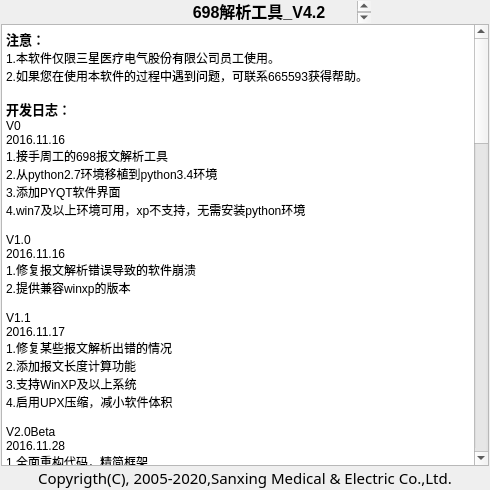
This is UI/about_window.ui in KayFelicities/698trans as Qt 5 draws it before an edit. The edited form follows.
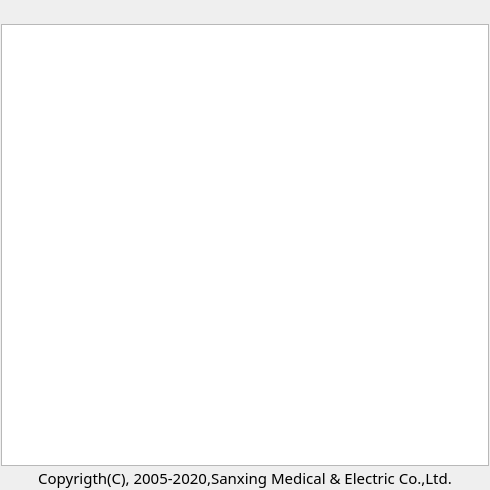
This is the edited form. Icons and pictures are not drawn.

Commit message: report confirm, other potimize, V4.3 finished

Diff of the .ui file:
```diff
--- a/UI/about_window.ui
+++ b/UI/about_window.ui
@@ -180,9 +180,7 @@
 &lt;html&gt;&lt;head&gt;&lt;meta name=&quot;qrichtext&quot; content=&quot;1&quot; /&gt;&lt;style type=&quot;text/css&quot;&gt;
 p, li { white-space: pre-wrap; }
 &lt;/style&gt;&lt;/head&gt;&lt;body style=&quot; font-family:'SimSun'; font-size:9pt; font-weight:400; font-style:normal;&quot;&gt;
-&lt;p align=&quot;center&quot; style=&quot; margin-top:0px; margin-bottom:5px; margin-left:0px; margin-right:0px; -qt-block-indent:0; text-indent:0px;&quot;&gt;&lt;span style=&quot; font-size:12pt; font-weight:600;&quot;&gt;698解析工具_V4.2&lt;/span&gt;&lt;/p&gt;
-&lt;p align=&quot;center&quot; style=&quot; margin-top:0px; margin-bottom:5px; margin-left:0px; margin-right:0px; -qt-block-indent:0; text-indent:0px;&quot;&gt;&lt;span style=&quot; font-size:12pt; font-weight:600;&quot;&gt;终端通信部内部测试版&lt;/span&gt;&lt;/p&gt;
-&lt;p align=&quot;center&quot; style=&quot; margin-top:0px; margin-bottom:5px; margin-left:0px; margin-right:0px; -qt-block-indent:0; text-indent:0px;&quot;&gt;&lt;span style=&quot; font-size:12pt; font-weight:600;&quot;&gt;2017.01&lt;/span&gt;&lt;/p&gt;&lt;/body&gt;&lt;/html&gt;</string>
+&lt;p align=&quot;center&quot; style=&quot;-qt-paragraph-type:empty; margin-top:0px; margin-bottom:5px; margin-left:0px; margin-right:0px; -qt-block-indent:0; text-indent:0px;&quot;&gt;&lt;br /&gt;&lt;/p&gt;&lt;/body&gt;&lt;/html&gt;</string>
         </property>
         <property name="textInteractionFlags">
          <set>Qt::NoTextInteraction</set>
@@ -217,112 +215,7 @@
 &lt;html&gt;&lt;head&gt;&lt;meta name=&quot;qrichtext&quot; content=&quot;1&quot; /&gt;&lt;style type=&quot;text/css&quot;&gt;
 p, li { white-space: pre-wrap; }
 &lt;/style&gt;&lt;/head&gt;&lt;body style=&quot; font-family:'SimSun'; font-size:9pt; font-weight:400; font-style:normal;&quot;&gt;
-&lt;p style=&quot; margin-top:0px; margin-bottom:0px; margin-left:0px; margin-right:0px; -qt-block-indent:0; text-indent:0px;&quot;&gt;&lt;span style=&quot; font-size:10pt; font-weight:600;&quot;&gt;注意：&lt;/span&gt;&lt;/p&gt;
-&lt;p style=&quot; margin-top:0px; margin-bottom:0px; margin-left:0px; margin-right:0px; -qt-block-indent:0; text-indent:0px;&quot;&gt;1.本软件仅限三星医疗电气股份有限公司员工使用。&lt;/p&gt;
-&lt;p style=&quot; margin-top:0px; margin-bottom:0px; margin-left:0px; margin-right:0px; -qt-block-indent:0; text-indent:0px;&quot;&gt;2.如果您在使用本软件的过程中遇到问题，可联系665593获得帮助。&lt;/p&gt;
-&lt;p style=&quot;-qt-paragraph-type:empty; margin-top:0px; margin-bottom:0px; margin-left:0px; margin-right:0px; -qt-block-indent:0; text-indent:0px;&quot;&gt;&lt;br /&gt;&lt;/p&gt;
-&lt;p style=&quot; margin-top:0px; margin-bottom:0px; margin-left:0px; margin-right:0px; -qt-block-indent:0; text-indent:0px;&quot;&gt;&lt;span style=&quot; font-size:10pt; font-weight:600;&quot;&gt;开发日志：&lt;/span&gt;&lt;/p&gt;
-&lt;p style=&quot; margin-top:0px; margin-bottom:0px; margin-left:0px; margin-right:0px; -qt-block-indent:0; text-indent:0px;&quot;&gt;V0&lt;/p&gt;
-&lt;p style=&quot; margin-top:0px; margin-bottom:0px; margin-left:0px; margin-right:0px; -qt-block-indent:0; text-indent:0px;&quot;&gt;2016.11.16&lt;/p&gt;
-&lt;p style=&quot; margin-top:0px; margin-bottom:0px; margin-left:0px; margin-right:0px; -qt-block-indent:0; text-indent:0px;&quot;&gt;1.接手周工的698报文解析工具&lt;/p&gt;
-&lt;p style=&quot; margin-top:0px; margin-bottom:0px; margin-left:0px; margin-right:0px; -qt-block-indent:0; text-indent:0px;&quot;&gt;2.从python2.7环境移植到python3.4环境&lt;/p&gt;
-&lt;p style=&quot; margin-top:0px; margin-bottom:0px; margin-left:0px; margin-right:0px; -qt-block-indent:0; text-indent:0px;&quot;&gt;3.添加PYQT软件界面&lt;/p&gt;
-&lt;p style=&quot; margin-top:0px; margin-bottom:0px; margin-left:0px; margin-right:0px; -qt-block-indent:0; text-indent:0px;&quot;&gt;4.win7及以上环境可用，xp不支持，无需安装python环境&lt;/p&gt;
-&lt;p style=&quot;-qt-paragraph-type:empty; margin-top:0px; margin-bottom:0px; margin-left:0px; margin-right:0px; -qt-block-indent:0; text-indent:0px;&quot;&gt;&lt;br /&gt;&lt;/p&gt;
-&lt;p style=&quot; margin-top:0px; margin-bottom:0px; margin-left:0px; margin-right:0px; -qt-block-indent:0; text-indent:0px;&quot;&gt;V1.0&lt;/p&gt;
-&lt;p style=&quot; margin-top:0px; margin-bottom:0px; margin-left:0px; margin-right:0px; -qt-block-indent:0; text-indent:0px;&quot;&gt;2016.11.16&lt;/p&gt;
-&lt;p style=&quot; margin-top:0px; margin-bottom:0px; margin-left:0px; margin-right:0px; -qt-block-indent:0; text-indent:0px;&quot;&gt;1.修复报文解析错误导致的软件崩溃&lt;/p&gt;
-&lt;p style=&quot; margin-top:0px; margin-bottom:0px; margin-left:0px; margin-right:0px; -qt-block-indent:0; text-indent:0px;&quot;&gt;2.提供兼容winxp的版本&lt;/p&gt;
-&lt;p style=&quot;-qt-paragraph-type:empty; margin-top:0px; margin-bottom:0px; margin-left:0px; margin-right:0px; -qt-block-indent:0; text-indent:0px;&quot;&gt;&lt;br /&gt;&lt;/p&gt;
-&lt;p style=&quot; margin-top:0px; margin-bottom:0px; margin-left:0px; margin-right:0px; -qt-block-indent:0; text-indent:0px;&quot;&gt;V1.1&lt;/p&gt;
-&lt;p style=&quot; margin-top:0px; margin-bottom:0px; margin-left:0px; margin-right:0px; -qt-block-indent:0; text-indent:0px;&quot;&gt;2016.11.17&lt;/p&gt;
-&lt;p style=&quot; margin-top:0px; margin-bottom:0px; margin-left:0px; margin-right:0px; -qt-block-indent:0; text-indent:0px;&quot;&gt;1.修复某些报文解析出错的情况&lt;/p&gt;
-&lt;p style=&quot; margin-top:0px; margin-bottom:0px; margin-left:0px; margin-right:0px; -qt-block-indent:0; text-indent:0px;&quot;&gt;2.添加报文长度计算功能&lt;/p&gt;
-&lt;p style=&quot; margin-top:0px; margin-bottom:0px; margin-left:0px; margin-right:0px; -qt-block-indent:0; text-indent:0px;&quot;&gt;3.支持WinXP及以上系统&lt;/p&gt;
-&lt;p style=&quot; margin-top:0px; margin-bottom:0px; margin-left:0px; margin-right:0px; -qt-block-indent:0; text-indent:0px;&quot;&gt;4.启用UPX压缩，减小软件体积&lt;/p&gt;
-&lt;p style=&quot;-qt-paragraph-type:empty; margin-top:0px; margin-bottom:0px; margin-left:0px; margin-right:0px; -qt-block-indent:0; text-indent:0px;&quot;&gt;&lt;br /&gt;&lt;/p&gt;
-&lt;p style=&quot; margin-top:0px; margin-bottom:0px; margin-left:0px; margin-right:0px; -qt-block-indent:0; text-indent:0px;&quot;&gt;V2.0Beta&lt;/p&gt;
-&lt;p style=&quot; margin-top:0px; margin-bottom:0px; margin-left:0px; margin-right:0px; -qt-block-indent:0; text-indent:0px;&quot;&gt;2016.11.28&lt;/p&gt;
-&lt;p style=&quot; margin-top:0px; margin-bottom:0px; margin-left:0px; margin-right:0px; -qt-block-indent:0; text-indent:0px;&quot;&gt;1.全面重构代码，精简框架&lt;/p&gt;
-&lt;p style=&quot; margin-top:0px; margin-bottom:0px; margin-left:0px; margin-right:0px; -qt-block-indent:0; text-indent:0px;&quot;&gt;2.优化解析内容&lt;/p&gt;
-&lt;p style=&quot; margin-top:0px; margin-bottom:0px; margin-left:0px; margin-right:0px; -qt-block-indent:0; text-indent:0px;&quot;&gt;3.优化软件界面，实现文本框大小自动跟随主窗口，简化界面元素，添加窗口图标&lt;/p&gt;
-&lt;p style=&quot; margin-top:0px; margin-bottom:0px; margin-left:0px; margin-right:0px; -qt-block-indent:0; text-indent:0px;&quot;&gt;4.添加CRC16校验功能&lt;/p&gt;
-&lt;p style=&quot; margin-top:0px; margin-bottom:0px; margin-left:0px; margin-right:0px; -qt-block-indent:0; text-indent:0px;&quot;&gt;5.添加安全传输明文解析&lt;/p&gt;
-&lt;p style=&quot;-qt-paragraph-type:empty; margin-top:0px; margin-bottom:0px; margin-left:0px; margin-right:0px; -qt-block-indent:0; text-indent:0px;&quot;&gt;&lt;br /&gt;&lt;/p&gt;
-&lt;p style=&quot; margin-top:0px; margin-bottom:0px; margin-left:0px; margin-right:0px; -qt-block-indent:0; text-indent:0px;&quot;&gt;V2.0Beta2&lt;/p&gt;
-&lt;p style=&quot; margin-top:0px; margin-bottom:0px; margin-left:0px; margin-right:0px; -qt-block-indent:0; text-indent:0px;&quot;&gt;2016.12.1&lt;/p&gt;
-&lt;p style=&quot; margin-top:0px; margin-bottom:0px; margin-left:0px; margin-right:0px; -qt-block-indent:0; text-indent:0px;&quot;&gt;1.修正Data中NULL类型的处理&lt;/p&gt;
-&lt;p style=&quot; margin-top:0px; margin-bottom:0px; margin-left:0px; margin-right:0px; -qt-block-indent:0; text-indent:0px;&quot;&gt;2.新增直接解析APDU的功能&lt;/p&gt;
-&lt;p style=&quot; margin-top:0px; margin-bottom:0px; margin-left:0px; margin-right:0px; -qt-block-indent:0; text-indent:0px;&quot;&gt;3.修复bit_string类型的解析问题&lt;/p&gt;
-&lt;p style=&quot;-qt-paragraph-type:empty; margin-top:0px; margin-bottom:0px; margin-left:0px; margin-right:0px; -qt-block-indent:0; text-indent:0px;&quot;&gt;&lt;br /&gt;&lt;/p&gt;
-&lt;p style=&quot; margin-top:0px; margin-bottom:0px; margin-left:0px; margin-right:0px; -qt-block-indent:0; text-indent:0px;&quot;&gt;V2.0&lt;/p&gt;
-&lt;p style=&quot; margin-top:0px; margin-bottom:0px; margin-left:0px; margin-right:0px; -qt-block-indent:0; text-indent:0px;&quot;&gt;2016.12.2&lt;/p&gt;
-&lt;p style=&quot; margin-top:0px; margin-bottom:0px; margin-left:0px; margin-right:0px; -qt-block-indent:0; text-indent:0px;&quot;&gt;1.添加使用说明&lt;/p&gt;
-&lt;p style=&quot; margin-top:0px; margin-bottom:0px; margin-left:0px; margin-right:0px; -qt-block-indent:0; text-indent:0px;&quot;&gt;2.添加关于面板&lt;/p&gt;
-&lt;p style=&quot; margin-top:0px; margin-bottom:0px; margin-left:0px; margin-right:0px; -qt-block-indent:0; text-indent:0px;&quot;&gt;3.优化：清空按钮按下后光标定位到输入框&lt;/p&gt;
-&lt;p style=&quot;-qt-paragraph-type:empty; margin-top:0px; margin-bottom:0px; margin-left:0px; margin-right:0px; -qt-block-indent:0; text-indent:0px;&quot;&gt;&lt;br /&gt;&lt;/p&gt;
-&lt;p style=&quot; margin-top:0px; margin-bottom:0px; margin-left:0px; margin-right:0px; -qt-block-indent:0; text-indent:0px;&quot;&gt;V2.1&lt;/p&gt;
-&lt;p style=&quot; margin-top:0px; margin-bottom:0px; margin-left:0px; margin-right:0px; -qt-block-indent:0; text-indent:0px;&quot;&gt;2016.12.5&lt;/p&gt;
-&lt;p style=&quot; margin-top:0px; margin-bottom:0px; margin-left:0px; margin-right:0px; -qt-block-indent:0; text-indent:0px;&quot;&gt;1.OAD、OMD解析至属性、方法&lt;/p&gt;
-&lt;p style=&quot; margin-top:0px; margin-bottom:0px; margin-left:0px; margin-right:0px; -qt-block-indent:0; text-indent:0px;&quot;&gt;2.提供层级结构视图&lt;/p&gt;
-&lt;p style=&quot; margin-top:0px; margin-bottom:0px; margin-left:0px; margin-right:0px; -qt-block-indent:0; text-indent:0px;&quot;&gt;3.解除配置文件依赖&lt;/p&gt;
-&lt;p style=&quot;-qt-paragraph-type:empty; margin-top:0px; margin-bottom:0px; margin-left:0px; margin-right:0px; -qt-block-indent:0; text-indent:0px;&quot;&gt;&lt;br /&gt;&lt;/p&gt;
-&lt;p style=&quot; margin-top:0px; margin-bottom:0px; margin-left:0px; margin-right:0px; -qt-block-indent:0; text-indent:0px;&quot;&gt;V2.2&lt;/p&gt;
-&lt;p style=&quot; margin-top:0px; margin-bottom:0px; margin-left:0px; margin-right:0px; -qt-block-indent:0; text-indent:0px;&quot;&gt;2016.12.6&lt;/p&gt;
-&lt;p style=&quot; margin-top:0px; margin-bottom:0px; margin-left:0px; margin-right:0px; -qt-block-indent:0; text-indent:0px;&quot;&gt;1.修复report服务解析出错的问题&lt;/p&gt;
-&lt;p style=&quot; margin-top:0px; margin-bottom:0px; margin-left:0px; margin-right:0px; -qt-block-indent:0; text-indent:0px;&quot;&gt;2.添加窗口置顶功能&lt;/p&gt;
-&lt;p style=&quot; margin-top:0px; margin-bottom:0px; margin-left:0px; margin-right:0px; -qt-block-indent:0; text-indent:0px;&quot;&gt;3.添加自动解析功能&lt;/p&gt;
-&lt;p style=&quot;-qt-paragraph-type:empty; margin-top:0px; margin-bottom:0px; margin-left:0px; margin-right:0px; -qt-block-indent:0; text-indent:0px;&quot;&gt;&lt;br /&gt;&lt;/p&gt;
-&lt;p style=&quot; margin-top:0px; margin-bottom:0px; margin-left:0px; margin-right:0px; -qt-block-indent:0; text-indent:0px;&quot;&gt;V3.0&lt;/p&gt;
-&lt;p style=&quot; margin-top:0px; margin-bottom:0px; margin-left:0px; margin-right:0px; -qt-block-indent:0; text-indent:0px;&quot;&gt;2016.12.8&lt;/p&gt;
-&lt;p style=&quot; margin-top:0px; margin-bottom:0px; margin-left:0px; margin-right:0px; -qt-block-indent:0; text-indent:0px;&quot;&gt;1.添加串口模式，实现串口收发、报文自动解析&lt;/p&gt;
-&lt;p style=&quot; margin-top:0px; margin-bottom:0px; margin-left:0px; margin-right:0px; -qt-block-indent:0; text-indent:0px;&quot;&gt;2.实现服务器地址、地址长度、客户机地址的自动提取&lt;/p&gt;
-&lt;p style=&quot; margin-top:0px; margin-bottom:0px; margin-left:0px; margin-right:0px; -qt-block-indent:0; text-indent:0px;&quot;&gt;3.实现APDU片段链路层的自动添加&lt;/p&gt;
-&lt;p style=&quot;-qt-paragraph-type:empty; margin-top:0px; margin-bottom:0px; margin-left:0px; margin-right:0px; -qt-block-indent:0; text-indent:0px;&quot;&gt;&lt;br /&gt;&lt;/p&gt;
-&lt;p style=&quot; margin-top:0px; margin-bottom:0px; margin-left:0px; margin-right:0px; -qt-block-indent:0; text-indent:0px;&quot;&gt;V3.1&lt;/p&gt;
-&lt;p style=&quot; margin-top:0px; margin-bottom:0px; margin-left:0px; margin-right:0px; -qt-block-indent:0; text-indent:0px;&quot;&gt;2016.12.19&lt;/p&gt;
-&lt;p style=&quot; margin-top:0px; margin-bottom:0px; margin-left:0px; margin-right:0px; -qt-block-indent:0; text-indent:0px;&quot;&gt;1.添加COMDCB类型的解析&lt;/p&gt;
-&lt;p style=&quot; margin-top:0px; margin-bottom:0px; margin-left:0px; margin-right:0px; -qt-block-indent:0; text-indent:0px;&quot;&gt;2.优化串口界面按钮逻辑&lt;/p&gt;
-&lt;p style=&quot; margin-top:0px; margin-bottom:0px; margin-left:0px; margin-right:0px; -qt-block-indent:0; text-indent:0px;&quot;&gt;3.添加报文格式、长度域、校验快速修复功能&lt;/p&gt;
-&lt;p style=&quot;-qt-paragraph-type:empty; margin-top:0px; margin-bottom:0px; margin-left:0px; margin-right:0px; -qt-block-indent:0; text-indent:0px;&quot;&gt;&lt;br /&gt;&lt;/p&gt;
-&lt;p style=&quot; margin-top:0px; margin-bottom:0px; margin-left:0px; margin-right:0px; -qt-block-indent:0; text-indent:0px;&quot;&gt;V3.2&lt;/p&gt;
-&lt;p style=&quot; margin-top:0px; margin-bottom:0px; margin-left:0px; margin-right:0px; -qt-block-indent:0; text-indent:0px;&quot;&gt;2016.12.21&lt;/p&gt;
-&lt;p style=&quot; margin-top:0px; margin-bottom:0px; margin-left:0px; margin-right:0px; -qt-block-indent:0; text-indent:0px;&quot;&gt;1.添加tcp客户端模式，可连接前置机&lt;/p&gt;
-&lt;p style=&quot; margin-top:0px; margin-bottom:0px; margin-left:0px; margin-right:0px; -qt-block-indent:0; text-indent:0px;&quot;&gt;2.去除服务器地址、地址长度、客户机地址的自动提取功能&lt;/p&gt;
-&lt;p style=&quot; margin-top:0px; margin-bottom:0px; margin-left:0px; margin-right:0px; -qt-block-indent:0; text-indent:0px;&quot;&gt;3.添加报文服务器地址、地址类型、客户机地址一键修复功能&lt;/p&gt;
-&lt;p style=&quot;-qt-paragraph-type:empty; margin-top:0px; margin-bottom:0px; margin-left:0px; margin-right:0px; -qt-block-indent:0; text-indent:0px;&quot;&gt;&lt;br /&gt;&lt;/p&gt;
-&lt;p style=&quot; margin-top:0px; margin-bottom:0px; margin-left:0px; margin-right:0px; -qt-block-indent:0; text-indent:0px;&quot;&gt;V3.3&lt;/p&gt;
-&lt;p style=&quot; margin-top:0px; margin-bottom:0px; margin-left:0px; margin-right:0px; -qt-block-indent:0; text-indent:0px;&quot;&gt;2016.12.26&lt;/p&gt;
-&lt;p style=&quot; margin-top:0px; margin-bottom:0px; margin-left:0px; margin-right:0px; -qt-block-indent:0; text-indent:0px;&quot;&gt;1.添加自动获取终端地址功能&lt;/p&gt;
-&lt;p style=&quot; margin-top:0px; margin-bottom:0px; margin-left:0px; margin-right:0px; -qt-block-indent:0; text-indent:0px;&quot;&gt;2.将地址修复功能整合进报文修复功能中&lt;/p&gt;
-&lt;p style=&quot;-qt-paragraph-type:empty; margin-top:0px; margin-bottom:0px; margin-left:0px; margin-right:0px; -qt-block-indent:0; text-indent:0px;&quot;&gt;&lt;br /&gt;&lt;/p&gt;
-&lt;p style=&quot; margin-top:0px; margin-bottom:0px; margin-left:0px; margin-right:0px; -qt-block-indent:0; text-indent:0px;&quot;&gt;V4.0&lt;/p&gt;
-&lt;p style=&quot; margin-top:0px; margin-bottom:0px; margin-left:0px; margin-right:0px; -qt-block-indent:0; text-indent:0px;&quot;&gt;2017.01.03&lt;/p&gt;
-&lt;p style=&quot; margin-top:0px; margin-bottom:0px; margin-left:0px; margin-right:0px; -qt-block-indent:0; text-indent:0px;&quot;&gt;1.“串口模式”更名为“后台模式”&lt;/p&gt;
-&lt;p style=&quot; margin-top:0px; margin-bottom:0px; margin-left:0px; margin-right:0px; -qt-block-indent:0; text-indent:0px;&quot;&gt;2.添加参数配置窗口&lt;/p&gt;
-&lt;p style=&quot; margin-top:0px; margin-bottom:0px; margin-left:0px; margin-right:0px; -qt-block-indent:0; text-indent:0px;&quot;&gt;3.实现对时面板功能&lt;/p&gt;
-&lt;p style=&quot; margin-top:0px; margin-bottom:0px; margin-left:0px; margin-right:0px; -qt-block-indent:0; text-indent:0px;&quot;&gt;4.实现通信配置面板功能&lt;/p&gt;
-&lt;p style=&quot; margin-top:0px; margin-bottom:0px; margin-left:0px; margin-right:0px; -qt-block-indent:0; text-indent:0px;&quot;&gt;5.实现esam面板功能&lt;/p&gt;
-&lt;p style=&quot; margin-top:0px; margin-bottom:0px; margin-left:0px; margin-right:0px; -qt-block-indent:0; text-indent:0px;&quot;&gt;6.实现事件面板功能&lt;/p&gt;
-&lt;p style=&quot;-qt-paragraph-type:empty; margin-top:0px; margin-bottom:0px; margin-left:0px; margin-right:0px; -qt-block-indent:0; text-indent:0px;&quot;&gt;&lt;br /&gt;&lt;/p&gt;
-&lt;p style=&quot; margin-top:0px; margin-bottom:0px; margin-left:0px; margin-right:0px; -qt-block-indent:0; text-indent:0px;&quot;&gt;V4.1&lt;/p&gt;
-&lt;p style=&quot; margin-top:0px; margin-bottom:0px; margin-left:0px; margin-right:0px; -qt-block-indent:0; text-indent:0px;&quot;&gt;2017.01.08&lt;/p&gt;
-&lt;p style=&quot; margin-top:0px; margin-bottom:0px; margin-left:0px; margin-right:0px; -qt-block-indent:0; text-indent:0px;&quot;&gt;1.校时面板添加校时参数&lt;/p&gt;
-&lt;p style=&quot; margin-top:0px; margin-bottom:0px; margin-left:0px; margin-right:0px; -qt-block-indent:0; text-indent:0px;&quot;&gt;2.事件提供全选、清空快捷按钮&lt;/p&gt;
-&lt;p style=&quot; margin-top:0px; margin-bottom:0px; margin-left:0px; margin-right:0px; -qt-block-indent:0; text-indent:0px;&quot;&gt;3.添加采集监控窗口(仅预览)&lt;/p&gt;
-&lt;p style=&quot; margin-top:0px; margin-bottom:0px; margin-left:0px; margin-right:0px; -qt-block-indent:0; text-indent:0px;&quot;&gt;4.修复OI类型解析问题&lt;/p&gt;
-&lt;p style=&quot; margin-top:0px; margin-bottom:0px; margin-left:0px; margin-right:0px; -qt-block-indent:0; text-indent:0px;&quot;&gt;5.优化交互逻辑&lt;/p&gt;
-&lt;p style=&quot;-qt-paragraph-type:empty; margin-top:0px; margin-bottom:0px; margin-left:0px; margin-right:0px; -qt-block-indent:0; text-indent:0px;&quot;&gt;&lt;br /&gt;&lt;/p&gt;
-&lt;p style=&quot; margin-top:0px; margin-bottom:0px; margin-left:0px; margin-right:0px; -qt-block-indent:0; text-indent:0px;&quot;&gt;V4.2&lt;/p&gt;
-&lt;p style=&quot; margin-top:0px; margin-bottom:0px; margin-left:0px; margin-right:0px; -qt-block-indent:0; text-indent:0px;&quot;&gt;2017.01.16&lt;/p&gt;
-&lt;p style=&quot; margin-top:0px; margin-bottom:0px; margin-left:0px; margin-right:0px; -qt-block-indent:0; text-indent:0px;&quot;&gt;1.添加服务器模式&lt;/p&gt;
-&lt;p style=&quot; margin-top:0px; margin-bottom:0px; margin-left:0px; margin-right:0px; -qt-block-indent:0; text-indent:0px;&quot;&gt;2.优化窗口切换置顶时位置不变&lt;/p&gt;
-&lt;p style=&quot; margin-top:0px; margin-bottom:0px; margin-left:0px; margin-right:0px; -qt-block-indent:0; text-indent:0px;&quot;&gt;3.优化软件关闭流程&lt;/p&gt;
-&lt;p style=&quot;-qt-paragraph-type:empty; margin-top:0px; margin-bottom:0px; margin-left:0px; margin-right:0px; -qt-block-indent:0; text-indent:0px;&quot;&gt;&lt;br /&gt;&lt;/p&gt;
-&lt;p style=&quot; margin-top:0px; margin-bottom:0px; margin-left:0px; margin-right:0px; -qt-block-indent:0; text-indent:0px;&quot;&gt;todo:&lt;/p&gt;
-&lt;p style=&quot; margin-top:0px; margin-bottom:0px; margin-left:0px; margin-right:0px; -qt-block-indent:0; text-indent:0px;&quot;&gt;1.采集监控面板功能实现&lt;/p&gt;
-&lt;p style=&quot; margin-top:0px; margin-bottom:0px; margin-left:0px; margin-right:0px; -qt-block-indent:0; text-indent:0px;&quot;&gt;2.结构化显示功能重构&lt;/p&gt;
-&lt;p style=&quot; margin-top:0px; margin-bottom:0px; margin-left:0px; margin-right:0px; -qt-block-indent:0; text-indent:0px;&quot;&gt;3.提供通俗化解析选项，用于后台模式&lt;/p&gt;&lt;/body&gt;&lt;/html&gt;</string>
+&lt;p style=&quot;-qt-paragraph-type:empty; margin-top:0px; margin-bottom:0px; margin-left:0px; margin-right:0px; -qt-block-indent:0; text-indent:0px;&quot;&gt;&lt;br /&gt;&lt;/p&gt;&lt;/body&gt;&lt;/html&gt;</string>
       </property>
       <property name="textInteractionFlags">
        <set>Qt::TextSelectableByKeyboard|Qt::TextSelectableByMouse</set>
```
Left out of the diff: 2 changed lines with no effect on the pictures. The commit also changes 15 other files.
